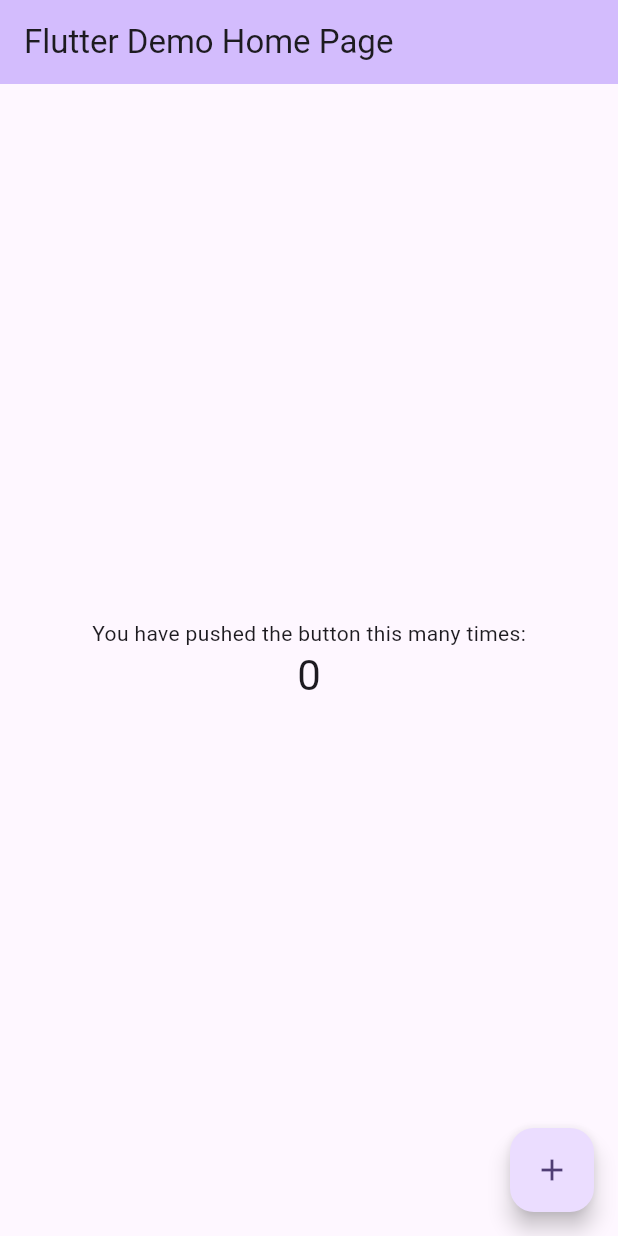
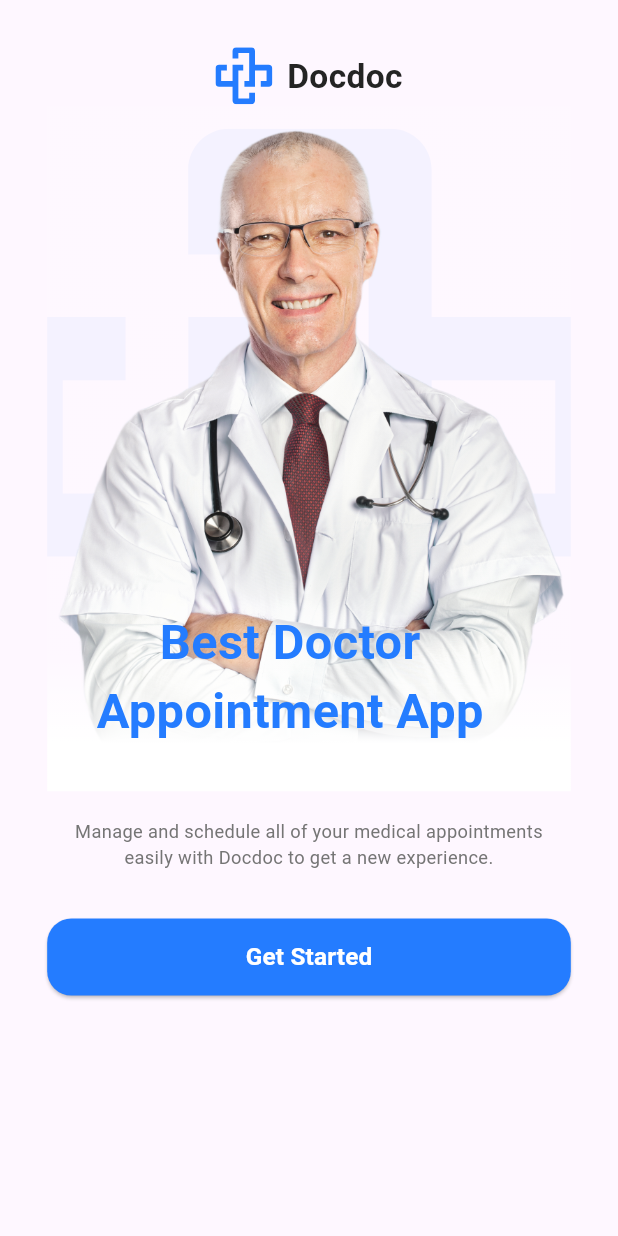
Before and after one commit to Elhaw2003/flutter-advanced, a Flutter app: the screen it shows after launch, on a phone screen of 412 x 824 dp. Run offline on Flutter 3.47's test engine with Material 3 defaults, Android fonts, the phone set to English and light mode, and no system bars; our stand-ins replace flutter_screenutil, flutter_svg.

Commit message:
onboarding done

```diff
--- /dev/null
+++ b/lib/core/helper/exetension.dart
@@ -0,0 +1,25 @@
+import 'package:flutter/material.dart';
+
+extension Navigation on BuildContext {
+  Future<dynamic> pushNamed(String routeName, {Object? arguments}) {
+    return Navigator.of(this).pushNamed(routeName, arguments: arguments);
+  }
+
+  Future<dynamic> pushReplaceMent(String routName, {Object? arguments}) {
+    return Navigator.of(
+      this,
+    ).pushReplacementNamed(routName, arguments: arguments);
+  }
+
+  Future<dynamic> pushNamedAndRemoveUntil(
+    String routName, {
+    Object? arguments,
+    required RoutePredicate routePredicate,
+  }) {
+    return Navigator.of(
+      this,
+    ).pushNamedAndRemoveUntil(routName, routePredicate, arguments: arguments);
+  }
+
+  void pop() => Navigator.of(this).pop;
+}
--- /dev/null
+++ b/lib/core/routing/app_routes.dart
@@ -0,0 +1,4 @@
+class AppRoutes {
+  static const String onBoardingScreen = "/onBoardingScreen";
+  static const String loginScreen = "/loginScreen";
+}
--- /dev/null
+++ b/lib/core/routing/router_generator.dart
@@ -0,0 +1,20 @@
+import 'package:flutter/material.dart';
+import 'package:flutter_advanced/core/routing/app_routes.dart';
+import 'package:flutter_advanced/features/login/presentation/view/login_screen.dart';
+import 'package:flutter_advanced/features/on_boarding/presentation/view/on_boarding_screen.dart';
+
+class RouterGenerator {
+  static Route routerGenerator(RouteSettings settings) {
+    switch (settings.name) {
+      case AppRoutes.onBoardingScreen:
+        return MaterialPageRoute(builder: (context) => OnBoardingScreen());
+      case AppRoutes.loginScreen:
+        return MaterialPageRoute(builder: (context) => LoginScreen());
+      default:
+        return MaterialPageRoute(
+          builder: (context) =>
+              Scaffold(body: Center(child: Text("There no found this route"))),
+        );
+    }
+  }
+}
--- /dev/null
+++ b/lib/core/shared_widgets/custom_spacing_widget.dart
@@ -0,0 +1,20 @@
+import 'package:flutter/material.dart';
+import 'package:flutter_screenutil/flutter_screenutil.dart';
+
+class CustomHeightSpacingWidget extends StatelessWidget {
+  const CustomHeightSpacingWidget({super.key, required this.height});
+  final double height;
+  @override
+  Widget build(BuildContext context) {
+    return SizedBox(height: height.h);
+  }
+}
+
+class CustomWidthSpacingWidget extends StatelessWidget {
+  const CustomWidthSpacingWidget({super.key, required this.width});
+  final double width;
+  @override
+  Widget build(BuildContext context) {
+    return SizedBox(width: width.w);
+  }
+}
--- /dev/null
+++ b/lib/core/theming/app_colors.dart
@@ -0,0 +1,8 @@
+import 'package:flutter/material.dart';
+
+class AppColors {
+  static const Color primaryBlueColor = Color(0xff247CFF);
+  static const Color greyColor = Color(0xff757575);
+  static const Color blackColor = Color(0xff242424);
+  static const Color whiteColor = Color(0xffFFFFFF);
+}
--- /dev/null
+++ b/lib/core/theming/app_text_styles.dart
@@ -0,0 +1,29 @@
+import 'package:flutter/material.dart';
+import 'package:flutter_advanced/core/theming/app_colors.dart';
+import 'package:flutter_screenutil/flutter_screenutil.dart';
+
+class AppTextStyles {
+  static TextStyle font22Black700Weight = TextStyle(
+    color: AppColors.blackColor,
+    fontSize: 22.sp,
+    fontWeight: FontWeight.w700,
+  );
+
+  static TextStyle font32primaryBlue700Weight = TextStyle(
+    color: AppColors.primaryBlueColor,
+    fontSize: 32.sp,
+    fontWeight: FontWeight.w700,
+  );
+
+  static TextStyle font12grey400Weight = TextStyle(
+    color: AppColors.greyColor,
+    fontSize: 12.sp,
+    fontWeight: FontWeight.w400,
+  );
+
+  static TextStyle font16white600Weight = TextStyle(
+    color: AppColors.whiteColor,
+    fontSize: 16.sp,
+    fontWeight: FontWeight.w600,
+  );
+}
--- /dev/null
+++ b/lib/doc_app.dart
@@ -0,0 +1,28 @@
+import 'package:flutter/material.dart';
+import 'package:flutter_advanced/core/routing/app_routes.dart';
+import 'package:flutter_advanced/core/routing/router_generator.dart';
+import 'package:flutter_advanced/core/theming/app_colors.dart';
+import 'package:flutter_screenutil/flutter_screenutil.dart';
+
+class DocApp extends StatelessWidget {
+  const DocApp({super.key});
+
+  @override
+  Widget build(BuildContext context) {
+    return ScreenUtilInit(
+      designSize: const Size(375, 812),
+      minTextAdapt: true,
+      splitScreenMode: true,
+      builder: (context, child) {
+        return MaterialApp(
+          debugShowCheckedModeBanner: false,
+          title: 'Doc App',
+          theme: ThemeData(primaryColor: AppColors.primaryBlueColor),
+          initialRoute: AppRoutes.onBoardingScreen,
+          onGenerateRoute: (settings) =>
+              RouterGenerator.routerGenerator(settings),
+        );
+      },
+    );
+  }
+}
--- /dev/null
+++ b/lib/features/login/presentation/view/login_screen.dart
@@ -0,0 +1,10 @@
+import 'package:flutter/material.dart';
+
+class LoginScreen extends StatelessWidget {
+  const LoginScreen({super.key});
+
+  @override
+  Widget build(BuildContext context) {
+    return Scaffold();
+  }
+}
--- /dev/null
+++ b/lib/features/on_boarding/presentation/view/on_boarding_screen.dart
@@ -0,0 +1,31 @@
+import 'package:flutter/material.dart';
+import 'package:flutter_advanced/core/shared_widgets/custom_spacing_widget.dart';
+import 'package:flutter_advanced/features/on_boarding/presentation/view/widgets/description_and_button_widget.dart';
+import 'package:flutter_advanced/features/on_boarding/presentation/view/widgets/doc_logo_widget.dart';
+import 'package:flutter_advanced/features/on_boarding/presentation/view/widgets/on_boarding_item_widget.dart';
+import 'package:flutter_screenutil/flutter_screenutil.dart';
+
+class OnBoardingScreen extends StatelessWidget {
+  const OnBoardingScreen({super.key});
+
+  @override
+  Widget build(BuildContext context) {
+    return Scaffold(
+      body: SafeArea(
+        child: SingleChildScrollView(
+          child: Padding(
+            padding: EdgeInsets.symmetric(vertical: 31.h, horizontal: 31.h),
+            child: Column(
+              children: [
+                const DocLogoWidget(),
+                const OnBoardingItemWidget(),
+                CustomHeightSpacingWidget(height: 18),
+                DescriptionAndButtonWidget(),
+              ],
+            ),
+          ),
+        ),
+      ),
+    );
+  }
+}
--- /dev/null
+++ b/lib/features/on_boarding/presentation/view/widgets/description_and_button_widget.dart
@@ -0,0 +1,47 @@
+import 'package:flutter/material.dart';
+import 'package:flutter_advanced/core/shared_widgets/custom_spacing_widget.dart';
+import 'package:flutter_advanced/core/theming/app_colors.dart';
+import 'package:flutter_advanced/core/theming/app_text_styles.dart';
+import 'package:flutter_screenutil/flutter_screenutil.dart';
+
+class DescriptionAndButtonWidget extends StatelessWidget {
+  const DescriptionAndButtonWidget({super.key});
+
+  @override
+  Widget build(BuildContext context) {
+    return Column(
+      children: [
+        Text(
+          "Manage and schedule all of your medical appointments \neasily with Docdoc to get a new experience.",
+          style: AppTextStyles.font12grey400Weight,
+          textAlign: TextAlign.center,
+        ),
+        CustomHeightSpacingWidget(height: 32),
+        SizedBox(
+          width: double.infinity,
+          child: ElevatedButton(
+            style: ButtonStyle(
+              padding: WidgetStatePropertyAll(
+                EdgeInsets.symmetric(vertical: 14.h),
+              ),
+              backgroundColor: WidgetStatePropertyAll(
+                AppColors.primaryBlueColor,
+              ),
+              shape: WidgetStateProperty.all<RoundedRectangleBorder>(
+                RoundedRectangleBorder(
+                  borderRadius: BorderRadius.circular(16.r),
+                  // side: BorderSide(color: Colors.red),
+                ),
+              ),
+            ),
+            onPressed: () {},
+            child: Text(
+              "Get Started",
+              style: AppTextStyles.font16white600Weight,
+            ),
+          ),
+        ),
+      ],
+    );
+  }
+}
--- /dev/null
+++ b/lib/features/on_boarding/presentation/view/widgets/doc_logo_widget.dart
@@ -0,0 +1,21 @@
+import 'package:flutter/material.dart';
+import 'package:flutter_advanced/core/shared_widgets/custom_spacing_widget.dart';
+import 'package:flutter_advanced/core/theming/app_text_styles.dart';
+import 'package:flutter_advanced/generated/assets.dart';
+import 'package:flutter_svg/svg.dart';
+
+class DocLogoWidget extends StatelessWidget {
+  const DocLogoWidget({super.key});
+
+  @override
+  Widget build(BuildContext context) {
+    return Row(
+      mainAxisAlignment: MainAxisAlignment.center,
+      children: [
+        SvgPicture.asset(Assets.imagesSvgDocoLogo),
+        CustomWidthSpacingWidget(width: 8),
+        Text("Docdoc", style: AppTextStyles.font22Black700Weight),
+      ],
+    );
+  }
+}
--- /dev/null
+++ b/lib/features/on_boarding/presentation/view/widgets/on_boarding_item_widget.dart
@@ -0,0 +1,41 @@
+import 'package:flutter/material.dart';
+import 'package:flutter_advanced/core/theming/app_text_styles.dart';
+import 'package:flutter_advanced/generated/assets.dart';
+import 'package:flutter_screenutil/flutter_screenutil.dart';
+import 'package:flutter_svg/flutter_svg.dart';
+
+class OnBoardingItemWidget extends StatelessWidget {
+  const OnBoardingItemWidget({super.key});
+
+  @override
+  Widget build(BuildContext context) {
+    return Stack(
+      children: [
+        SvgPicture.asset(Assets.imagesSvgDocoLogoWithOpacity),
+        Container(
+          foregroundDecoration: BoxDecoration(
+            gradient: LinearGradient(
+              colors: [Colors.white, Colors.white.withOpacity(0.1)],
+              begin: Alignment.bottomCenter,
+              end: Alignment.center,
+              stops: [.14, .4],
+            ),
+          ),
+          child: Image.asset(Assets.imagesPngOnBoardingImage),
+        ),
+        Positioned(
+          // top: 0,
+          bottom: 30.h,
+          left: 30.w,
+          child: Text(
+            "Best Doctor \nAppointment App",
+            textAlign: TextAlign.center,
+            style: AppTextStyles.font32primaryBlue700Weight.copyWith(
+              height: 1.4.h,
+            ),
+          ),
+        ),
+      ],
+    );
+  }
+}
--- a/lib/main.dart
+++ b/lib/main.dart
@@ -1,122 +1,6 @@
 import 'package:flutter/material.dart';
+import 'package:flutter_advanced/doc_app.dart';
 
 void main() {
-  runApp(const MyApp());
+  runApp(DocApp());
 }
-
-class MyApp extends StatelessWidget {
-  const MyApp({super.key});
-
-  // This widget is the root of your application.
-  @override
-  Widget build(BuildContext context) {
-    return MaterialApp(
-      title: 'Flutter Demo',
-      theme: ThemeData(
-        // This is the theme of your application.
-        //
-        // TRY THIS: Try running your application with "flutter run". You'll see
-        // the application has a purple toolbar. Then, without quitting the app,
-        // try changing the seedColor in the colorScheme below to Colors.green
-        // and then invoke "hot reload" (save your changes or press the "hot
-        // reload" button in a Flutter-supported IDE, or press "r" if you used
-        // the command line to start the app).
-        //
-        // Notice that the counter didn't reset back to zero; the application
-        // state is not lost during the reload. To reset the state, use hot
-        // restart instead.
-        //
-        // This works for code too, not just values: Most code changes can be
-        // tested with just a hot reload.
-        colorScheme: .fromSeed(seedColor: Colors.deepPurple),
-      ),
-      home: const MyHomePage(title: 'Flutter Demo Home Page'),
-    );
-  }
-}
-
-class MyHomePage extends StatefulWidget {
-  const MyHomePage({super.key, required this.title});
-
-  // This widget is the home page of your application. It is stateful, meaning
-  // that it has a State object (defined below) that contains fields that affect
-  // how it looks.
-
-  // This class is the configuration for the state. It holds the values (in this
-  // case the title) provided by the parent (in this case the App widget) and
-  // used by the build method of the State. Fields in a Widget subclass are
-  // always marked "final".
-
-  final String title;
-
-  @override
-  State<MyHomePage> createState() => _MyHomePageState();
-}
-
-class _MyHomePageState extends State<MyHomePage> {
-  int _counter = 0;
-
-  void _incrementCounter() {
-    setState(() {
-      // This call to setState tells the Flutter framework that something has
-      // changed in this State, which causes it to rerun the build method below
-      // so that the display can reflect the updated values. If we changed
-      // _counter without calling setState(), then the build method would not be
-      // called again, and so nothing would appear to happen.
-      _counter++;
-    });
-  }
-
-  @override
-  Widget build(BuildContext context) {
-    // This method is rerun every time setState is called, for instance as done
-    // by the _incrementCounter method above.
-    //
-    // The Flutter framework has been optimized to make rerunning build methods
-    // fast, so that you can just rebuild anything that needs updating rather
-    // than having to individually change instances of widgets.
-    return Scaffold(
-      appBar: AppBar(
-        // TRY THIS: Try changing the color here to a specific color (to
-        // Colors.amber, perhaps?) and trigger a hot reload to see the AppBar
-        // change color while the other colors stay the same.
-        backgroundColor: Theme.of(context).colorScheme.inversePrimary,
-        // Here we take the value from the MyHomePage object that was created by
-        // the App.build method, and use it to set our appbar title.
-        title: Text(widget.title),
-      ),
-      body: Center(
-        // Center is a layout widget. It takes a single child and positions it
-        // in the middle of the parent.
-        child: Column(
-          // Column is also a layout widget. It takes a list of children and
-          // arranges them vertically. By default, it sizes itself to fit its
-          // children horizontally, and tries to be as tall as its parent.
-          //
-          // Column has various properties to control how it sizes itself and
-          // how it positions its children. Here we use mainAxisAlignment to
-          // center the children vertically; the main axis here is the vertical
-          // axis because Columns are vertical (the cross axis would be
-          // horizontal).
-          //
-          // TRY THIS: Invoke "debug painting" (choose the "Toggle Debug Paint"
-          // action in the IDE, or press "p" in the console), to see the
-          // wireframe for each widget.
-          mainAxisAlignment: .center,
-          children: [
-            const Text('You have pushed the button this many times:'),
-            Text(
-              '$_counter',
-              style: Theme.of(context).textTheme.headlineMedium,
-            ),
-          ],
-        ),
-      ),
-      floatingActionButton: FloatingActionButton(
-        onPressed: _incrementCounter,
-        tooltip: 'Increment',
-        child: const Icon(Icons.add),
-      ),
-    );
-  }
-}
```
Also changed, not shown: pubspec.yaml (+13 -3 lines), assets/images/png/on_boarding_image.png (added), assets/images/svg/doco_logo.svg (added), assets/images/svg/doco_logo_with_opacity.svg (added), lib/generated/assets.dart (added), pubspec.lock, 1 other file.
